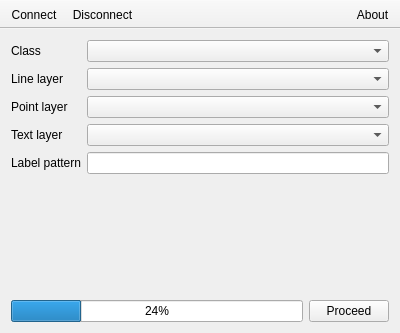
First picture: the form in mainwindow.ui, repository Kuszki/EW-Builder, before the edit.
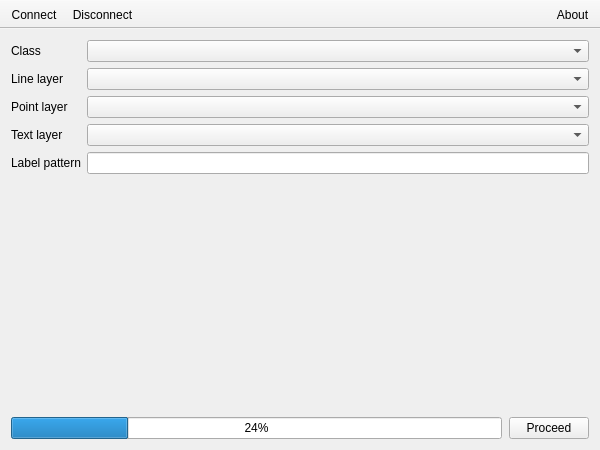
Second picture: the form after the edit. Icons and pictures are not drawn.

What changed in the file:
```diff
--- a/mainwindow.ui
+++ b/mainwindow.ui
@@ -6,8 +6,8 @@
    <rect>
     <x>0</x>
     <y>0</y>
-    <width>400</width>
-    <height>333</height>
+    <width>600</width>
+    <height>450</height>
    </rect>
   </property>
   <property name="windowTitle">
@@ -99,8 +99,8 @@
         <rect>
          <x>0</x>
          <y>0</y>
-         <width>382</width>
-         <height>118</height>
+         <width>582</width>
+         <height>187</height>
         </rect>
        </property>
        <layout class="QVBoxLayout" name="valuesLayout"/>
@@ -116,8 +116,24 @@
         </property>
        </widget>
       </item>
+      <item>
+       <spacer name="horizontalSpacer">
+        <property name="orientation">
+         <enum>Qt::Horizontal</enum>
+        </property>
+        <property name="sizeType">
+         <enum>QSizePolicy::Minimum</enum>
+        </property>
+       </spacer>
+      </item>
       <item>
        <widget class="QPushButton" name="Exec">
+        <property name="sizePolicy">
+         <sizepolicy hsizetype="Preferred" vsizetype="Fixed">
+          <horstretch>0</horstretch>
+          <verstretch>0</verstretch>
+         </sizepolicy>
+        </property>
         <property name="text">
          <string>Proceed</string>
         </property>
```
Left out of the diff: 15 changed lines with no effect on the pictures.
